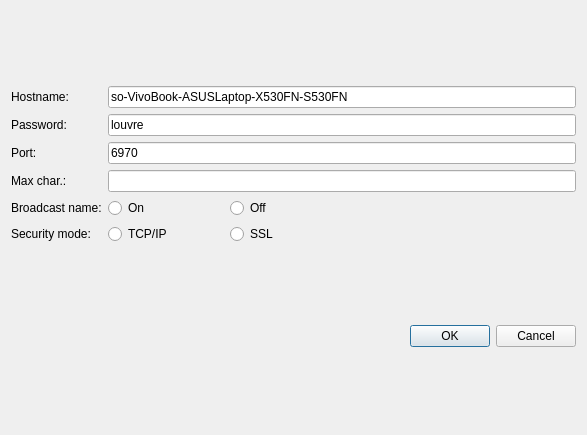
This is TLS_client/qt_client/server_settings.ui in so-groenen/aysnc_secure_chat_application as Qt 5 draws it before an edit. The edited form follows.
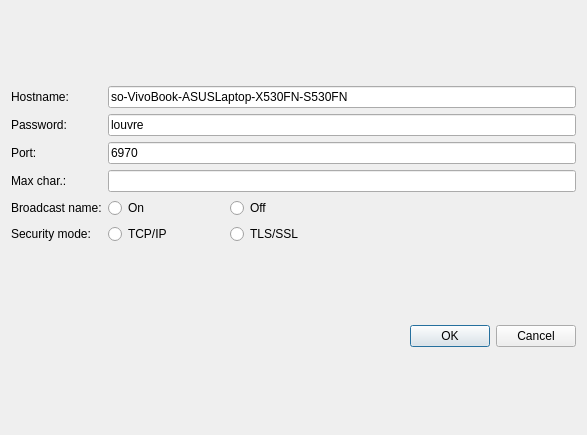
This is the edited form.

Commit message: ssl -> tls/ssl in network settings

```diff
--- a/TLS_client/qt_client/server_settings.ui
+++ b/TLS_client/qt_client/server_settings.ui
@@ -128,7 +128,7 @@
        <item>
         <widget class="QRadioButton" name="sslRadio">
          <property name="text">
-          <string>SSL </string>
+          <string>TLS/SSL</string>
          </property>
          <attribute name="buttonGroup">
           <string notr="true">buttonGroup_2</string>
```
Left out of the diff: 2 changed lines with no effect on the pictures. The commit also changes 2 other files.
